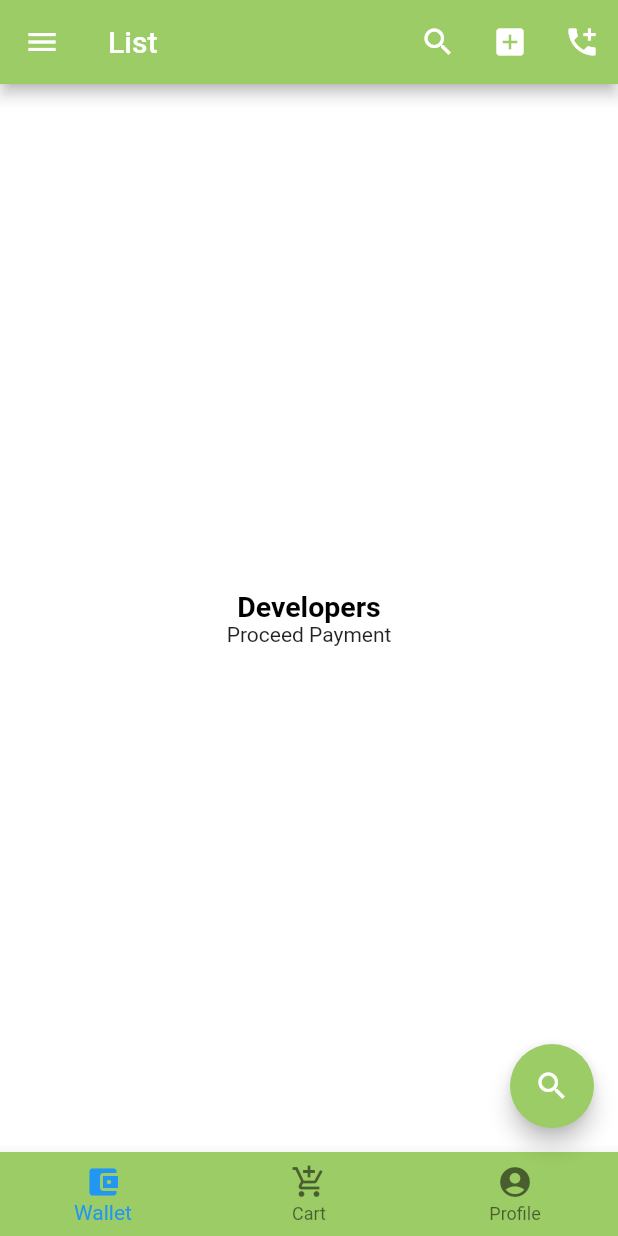
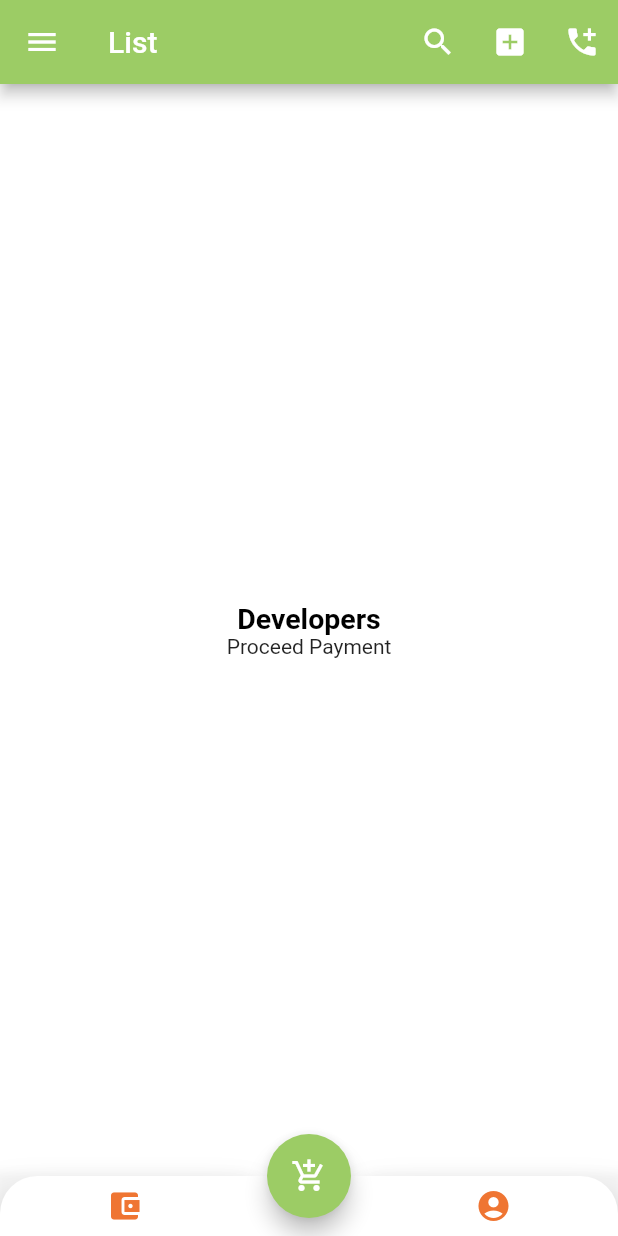
Before and after one commit to Umairasaddev/AppDrawer-Flutter, a Flutter app: the screen it shows after launch, on a phone screen of 412 x 824 dp. Run offline on Flutter 3.47's test engine with Material 2 defaults, Android fonts, the phone set to English and light mode, and no system bars.

Commit message:
Floating Action Button docked in bottom bar

```diff
--- a/lib/main.dart
+++ b/lib/main.dart
@@ -1,5 +1,5 @@
 import 'package:flutter/material.dart';
-
+import './screens/Bottom_Bar.dart';
 
 void main() => runApp(MaterialApp(
      debugShowCheckedModeBanner: false,
@@ -42,15 +42,15 @@ void main() => runApp(MaterialApp(
 
        backgroundColor: Colors.white,
 
-       bottomNavigationBar: BottomNavigationBar(
-         backgroundColor: Colors.lightGreen.shade400,
-         items: const [
-           BottomNavigationBarItem(icon: Icon(Icons.account_balance_wallet),label:("Wallet"),),
-           BottomNavigationBarItem(icon: Icon(Icons.add_shopping_cart),label:("Cart"),),
-           BottomNavigationBarItem(icon: Icon(Icons.account_circle),label:("Profile"),)
-
-         ],
-       ),
+       // bottomNavigationBar: BottomNavigationBar(
+       //   backgroundColor: Colors.lightGreen.shade400,
+       //   items: const [
+       //     BottomNavigationBarItem(icon: Icon(Icons.account_balance_wallet),label:("Wallet"),),
+       //     BottomNavigationBarItem(icon: Icon(Icons.add_shopping_cart),label:("Cart"),),
+       //     BottomNavigationBarItem(icon: Icon(Icons.account_circle),label:("Profile"),)
+       //
+       //   ],
+       // ),
 
        body: Container(
          alignment: Alignment.center,
@@ -72,9 +72,11 @@ void main() => runApp(MaterialApp(
 
        floatingActionButton: FloatingActionButton(onPressed:()=>debugPrint("Tapped"),
        backgroundColor: Colors.lightGreen.shade400,
-         tooltip: 'Search Here',
-         child: const Icon(Icons.search),
+         tooltip: 'Cart',
+         child: const Icon(Icons.add_shopping_cart),
        ),
+       bottomNavigationBar: BottomBar(),
+       floatingActionButtonLocation:  FloatingActionButtonLocation.centerDocked,
      ),
 
     ));
--- /dev/null
+++ b/lib/screens/Bottom_Bar.dart
@@ -0,0 +1,58 @@
+import 'package:flutter/material.dart';
+
+class BottomBar extends StatelessWidget{
+  @override
+  Widget build(BuildContext context) {
+
+    return BottomAppBar(
+      shape: const CircularNotchedRectangle(),
+      notchMargin: 7.0,
+      color: Colors.transparent,
+      elevation: 10.0,
+      child: Container(
+        height: 40.0,
+        decoration: const BoxDecoration(
+          borderRadius: BorderRadius.only(
+            topLeft: Radius.circular(25.0),
+            topRight: Radius.circular(25.0),
+
+          ),
+              color: Colors.white,
+        ),
+
+        child: Row(
+          mainAxisAlignment: MainAxisAlignment.spaceBetween,
+          children: <Widget>[
+            Container(
+              height: 50.0,
+              width: MediaQuery.of(context).size.width/2-40.0,
+              child: Row(
+                mainAxisAlignment: MainAxisAlignment.spaceEvenly,
+                children:  const <Widget>[
+                   Icon(Icons.account_balance_wallet,color: Color(0xFFEF7532)),
+                ],
+              ),
+            ),
+
+             Container(
+              height: 50.0,
+              width: MediaQuery.of(context).size.width/2-40.0,
+              child: Row(
+                mainAxisAlignment: MainAxisAlignment.spaceEvenly,
+                children:  const <Widget>[
+                   Icon(Icons.account_circle,color: Color(0xFFEF7532)),
+                ],
+              ),
+            )
+
+
+
+          ],
+        ),
+      ),
+
+
+    );
+  }
+
+}
```
